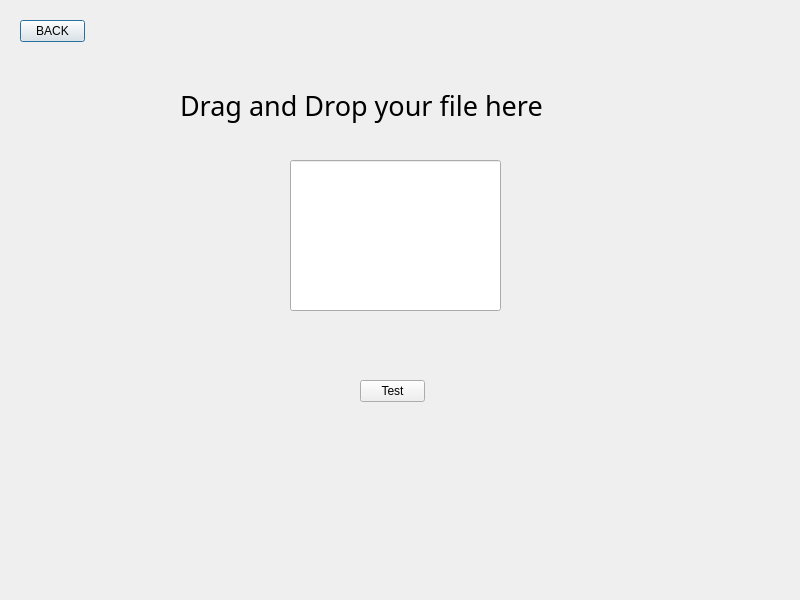
m-muneebrehman/pd, file palagiarism.ui: the form before one commit.
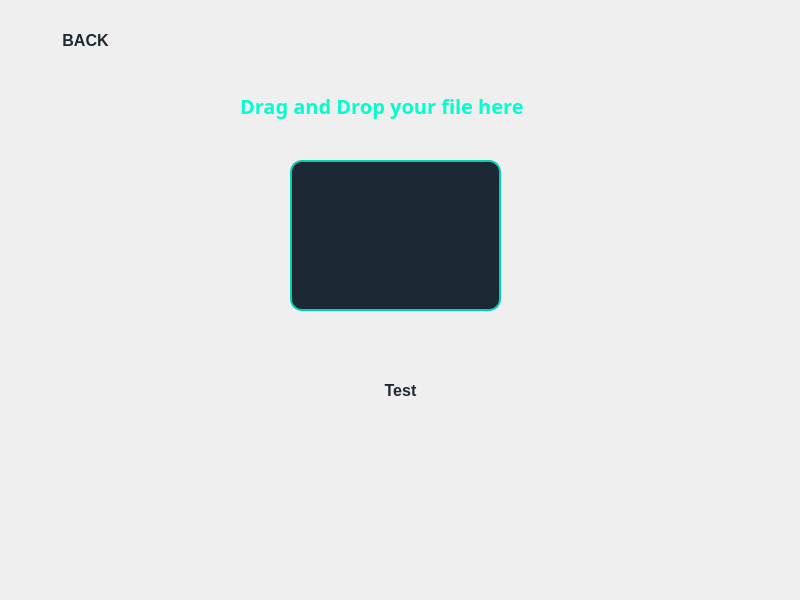
The form after the commit.

Patch:
```diff
--- a/palagiarism.ui
+++ b/palagiarism.ui
@@ -16,13 +16,79 @@
   <property name="windowTitle">
    <string>Dialog</string>
   </property>
+  <property name="styleSheet">
+   <string notr="true">/* Dialog with a gradient background for a futuristic feel */
+QDialog {
+    background: qlineargradient(spread:pad, x1:0, y1:0, x2:1, y2:1, 
+                                stop:0 #2c3e50, stop:1 #4ca1af); /* Gradient */
+    font-family: 'Cyber Alert', sans-serif; /* Cyber Alert font family */
+    color: #ecf0f1; /* Light text for contrast */
+    border-radius: 12px; /* Rounded edges */
+}
+
+/* Style for labels */
+QLabel {
+    color: #00ffcc; /* Neon aqua */
+    font-size: 20px; /* Slightly smaller font size */
+    font-weight: bold;
+    text-align: center;
+    font-family: 'Cyber Alert', sans-serif; /* Cyber Alert font */
+}
+
+/* Style for buttons */
+QPushButton {
+    background: qlineargradient(spread:pad, x1:0, y1:0, x2:1, y2:1, 
+                                stop:0 #1f4037, stop:1 #99f2c8); /* Gradient background */
+    color: #1c2833; /* Dark text */
+    border: none; /* No border */
+    border-radius: 20px; /* Rounded edges */
+    padding: 10px 20px; /* Adjusted padding */
+    font-size: 16px; /* Font size */
+    font-weight: bold;
+    font-family: 'Cyber Alert', sans-serif; /* Cyber Alert font */
+}
+
+/* Hover effect for buttons */
+QPushButton:hover {
+    background: qlineargradient(spread:pad, x1:0, y1:0, x2:1, y2:1, 
+                                stop:0 #34e89e, stop:1 #0f3443); /* Vibrant gradient */
+    color: #ecf0f1; /* Switch text to light for contrast */
+}
+
+/* Style for line edits */
+QLineEdit {
+    background-color: #1c2833; /* Dark background */
+    color: #ecf0f1; /* Light text */
+    border: 2px solid #00d1b2; /* Neon border */
+    border-radius: 12px; /* Adjusted for smaller size */
+    padding: 6px 10px; /* Adjusted padding */
+    font-size: 14px; /* Font size */
+    font-family: 'Cyber Alert', sans-serif; /* Cyber Alert font */
+}
+
+/* Style for QListWidget */
+QListWidget {
+    background-color: #1c2833; /* Dark background */
+    color: #ecf0f1; /* Light text */
+    border: 2px solid #00d1b2; /* Neon border */
+    border-radius: 12px; /* Rounded edges */
+    font-family: 'Cyber Alert', sans-serif; /* Cyber Alert font */
+    font-size: 14px; /* Font size */
+    padding: 10px; /* Padding */
+}
+/* Focus effect for line edits */
+QLineEdit:focus {
+    border-color: #34e89e; /* Change border color when focused */
+}
+</string>
+  </property>
   <widget class="QPushButton" name="back">
    <property name="geometry">
     <rect>
      <x>20</x>
      <y>20</y>
-     <width>65</width>
-     <height>22</height>
+     <width>131</width>
+     <height>41</height>
     </rect>
    </property>
    <property name="text">
@@ -42,7 +108,7 @@
   <widget class="QLabel" name="label">
    <property name="geometry">
     <rect>
-     <x>180</x>
+     <x>240</x>
      <y>80</y>
      <width>401</width>
      <height>51</height>
@@ -50,8 +116,9 @@
    </property>
    <property name="font">
     <font>
-     <family>Segoe Print</family>
-     <pointsize>20</pointsize>
+     <family>Cyber Alert</family>
+     <pointsize>-1</pointsize>
+     <bold>true</bold>
     </font>
    </property>
    <property name="text">
@@ -61,10 +128,10 @@
   <widget class="QPushButton" name="test">
    <property name="geometry">
     <rect>
-     <x>360</x>
-     <y>380</y>
-     <width>65</width>
-     <height>22</height>
+     <x>340</x>
+     <y>370</y>
+     <width>121</width>
+     <height>41</height>
     </rect>
    </property>
    <property name="text">
```
